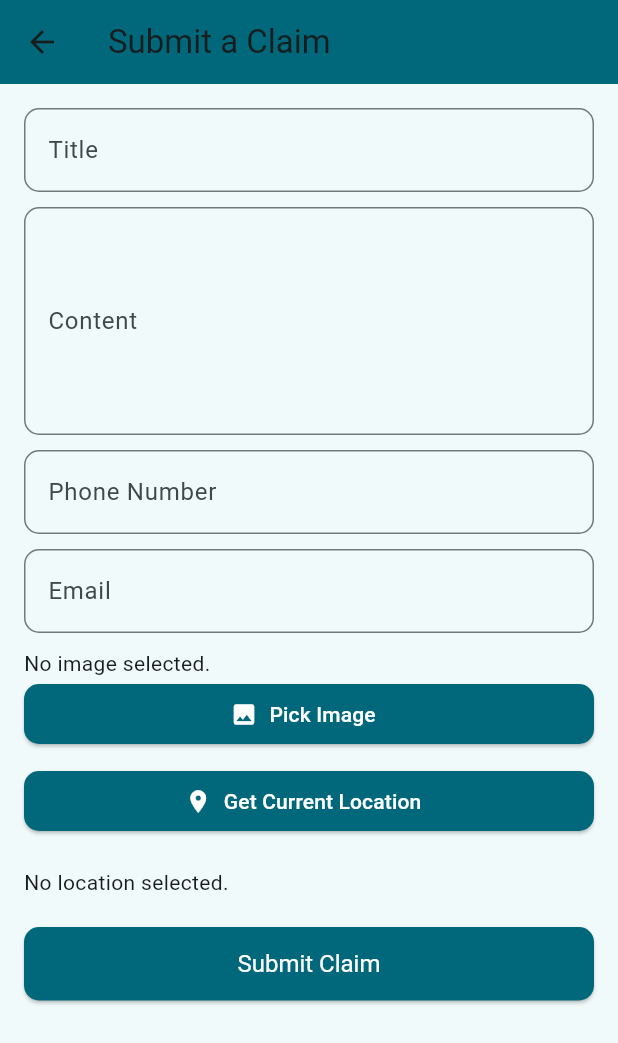
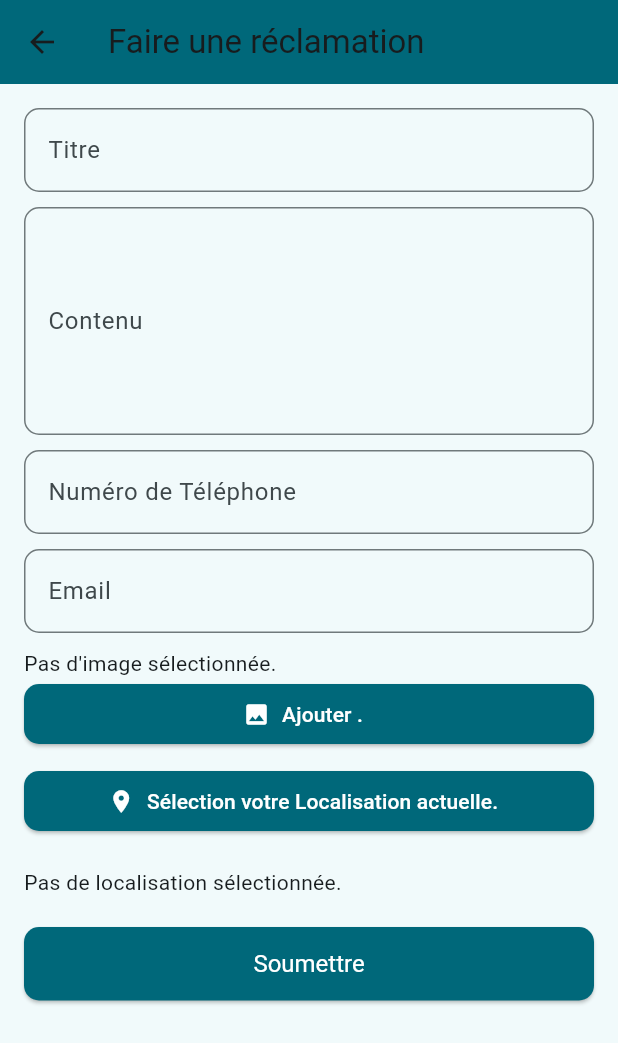
Before and after one commit to ESSALHIMahbouba/projet_pfe, a Flutter app: the ClaimFormPage screen opened directly, on a phone screen of 412 x 824 dp. Shown: the top 1043 px of the screen. Run offline on Flutter 3.47's test engine with Material 3 defaults, Android fonts, the light colour scheme and no system bars; our stand-ins replace carousel_slider, cloud_firestore, file_picker, firebase_auth, firebase_core, firebase_storage and 13 more; missing offline and left inert: alarm, dart:html, flutter_map_geojson, flutter_timeline_calendar, maps_launcher, proj4dart; accounts and stored records are empty; generated files the repository leaves out were written again.

Commit message:
DREHATT_App

```diff
--- a/lib/l10n/app_en.arb
+++ b/lib/l10n/app_en.arb
@@ -41,7 +41,7 @@
     "upalarm": "Alarmes à venir",
     "emgcall": "Appels d'urgence",
     "reclamation": "Réclamation",
-    "housingApplicationForm": "Formulaire de demande de logement",
+    "housingApplicationForm": "Demande de Permis de Bâti",
 
 
     "photoHeading": "Enregistrez une photo de votre ordonnance",
--- a/lib/screens2/homepage2.dart
+++ b/lib/screens2/homepage2.dart
@@ -391,7 +391,7 @@ class _ClaimFormPageState extends State<ClaimFormPage> {
   Widget build(BuildContext context) {
     return Scaffold(
       appBar: AppBar(
-        title: Text('Submit a Claim'),
+        title: Text('Faire une réclamation'),
         backgroundColor: Theme.of(context).colorScheme.primary,
       ),
       body: SingleChildScrollView(
@@ -404,7 +404,7 @@ class _ClaimFormPageState extends State<ClaimFormPage> {
               TextFormField(
                 controller: _titleController,
                 decoration: InputDecoration(
-                  labelText: 'Title',
+                  labelText: 'Titre',
                   border: OutlineInputBorder(
                     borderRadius: BorderRadius.circular(10),
                   ),
@@ -420,7 +420,7 @@ class _ClaimFormPageState extends State<ClaimFormPage> {
               TextFormField(
                 controller: _contentController,
                 decoration: InputDecoration(
-                  labelText: 'Content',
+                  labelText: 'Contenu',
                   border: OutlineInputBorder(
                     borderRadius: BorderRadius.circular(10),
                   ),
@@ -437,7 +437,7 @@ class _ClaimFormPageState extends State<ClaimFormPage> {
               TextFormField(
                 controller: _phoneController,
                 decoration: InputDecoration(
-                  labelText: 'Phone Number',
+                  labelText: 'Numéro de Téléphone',
                   border: OutlineInputBorder(
                     borderRadius: BorderRadius.circular(10),
                   ),
@@ -471,14 +471,14 @@ class _ClaimFormPageState extends State<ClaimFormPage> {
               ),
               SizedBox(height: 10),
               _image == null && _imageUrl == null
-                  ? Text('No image selected.')
+                  ? Text('Pas d\'image sélectionnée.')
                   : kIsWeb
                       ? Image.network(_imageUrl!)
                       : Image.file(File(_image!.path)),
               ElevatedButton.icon(
                 onPressed: _pickImage,
                 icon: Icon(Icons.image),
-                label: Text('Pick Image'),
+                label: Text('Ajouter .'),
                 style: ElevatedButton.styleFrom(
                   foregroundColor: Colors.white,
                   backgroundColor: Theme.of(context).colorScheme.primary,
@@ -491,7 +491,7 @@ class _ClaimFormPageState extends State<ClaimFormPage> {
               ElevatedButton.icon(
                 onPressed: _getCurrentLocation,
                 icon: Icon(Icons.location_on),
-                label: Text('Get Current Location'),
+                label: Text('Sélection votre Localisation actuelle.'),
                 style: ElevatedButton.styleFrom(
                   foregroundColor: Colors.white,
                   backgroundColor: Theme.of(context).colorScheme.primary,
@@ -502,7 +502,7 @@ class _ClaimFormPageState extends State<ClaimFormPage> {
               ),
               SizedBox(height: 20),
               _position == null
-                  ? Text('No location selected.')
+                  ? Text('Pas de localisation sélectionnée.')
                   : Text(
                       'Location: ${_position!.latitude}, ${_position!.longitude}'),
               SizedBox(height: 20),
@@ -510,7 +510,7 @@ class _ClaimFormPageState extends State<ClaimFormPage> {
                   ? CircularProgressIndicator()
                   : ElevatedButton(
                       onPressed: _submitClaim,
-                      child: Text('Submit Claim'),
+                      child: Text('Soumettre'),
                       style: ElevatedButton.styleFrom(
                         foregroundColor: Colors.white,
                         backgroundColor: Theme.of(context).colorScheme.primary,
```
